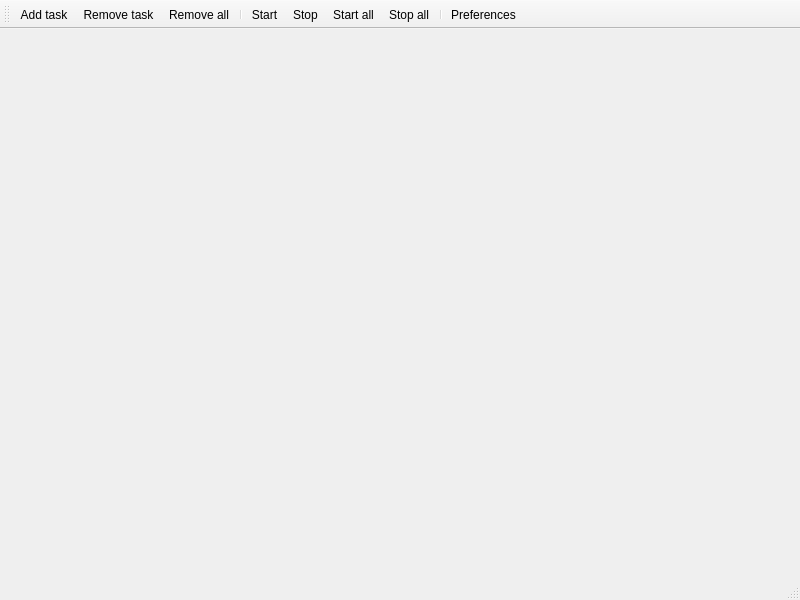
Old version of the form src/plugins/cstp/cstp.ui in the repository 0xd34df00d/leechcraft.
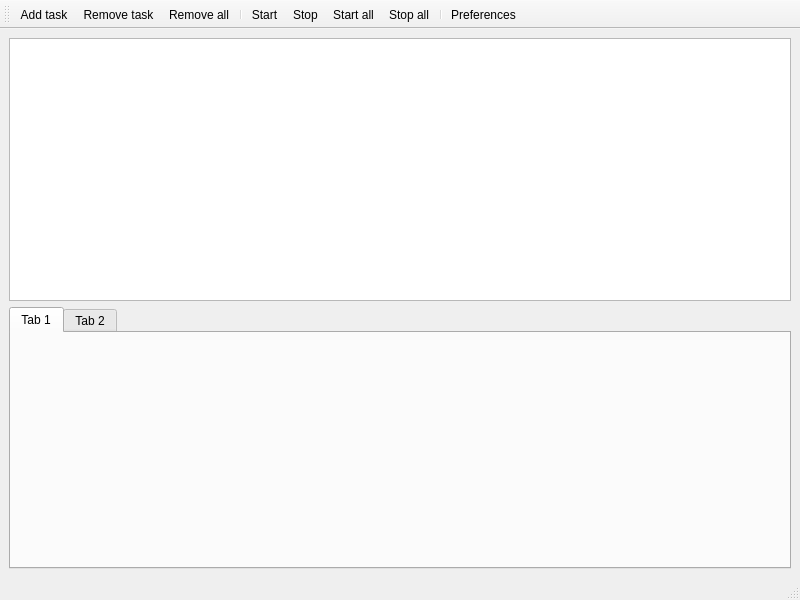
New version of the form. Icons and pictures are not drawn.

Commit message: CSTP: Task returns some info about itself, calculates speed, and Core is a QAbstractItemModel's derived class now.

Diff of the .ui file:
```diff
--- a/src/plugins/cstp/cstp.ui
+++ b/src/plugins/cstp/cstp.ui
@@ -21,6 +21,41 @@
      <height>542</height>
     </rect>
    </property>
+   <layout class="QVBoxLayout" name="verticalLayout" >
+    <item>
+     <widget class="QTreeView" name="treeView" />
+    </item>
+    <item>
+     <widget class="QTabWidget" name="tabWidget" >
+      <widget class="QWidget" name="tab" >
+       <property name="geometry" >
+        <rect>
+         <x>0</x>
+         <y>0</y>
+         <width>778</width>
+         <height>232</height>
+        </rect>
+       </property>
+       <attribute name="title" >
+        <string>Tab 1</string>
+       </attribute>
+      </widget>
+      <widget class="QWidget" name="tab_2" >
+       <property name="geometry" >
+        <rect>
+         <x>0</x>
+         <y>0</y>
+         <width>840</width>
+         <height>420</height>
+        </rect>
+       </property>
+       <attribute name="title" >
+        <string>Tab 2</string>
+       </attribute>
+      </widget>
+     </widget>
+    </item>
+   </layout>
   </widget>
   <widget class="QStatusBar" name="statusbar" >
    <property name="geometry" >
```
The commit also changes 6 other files.
